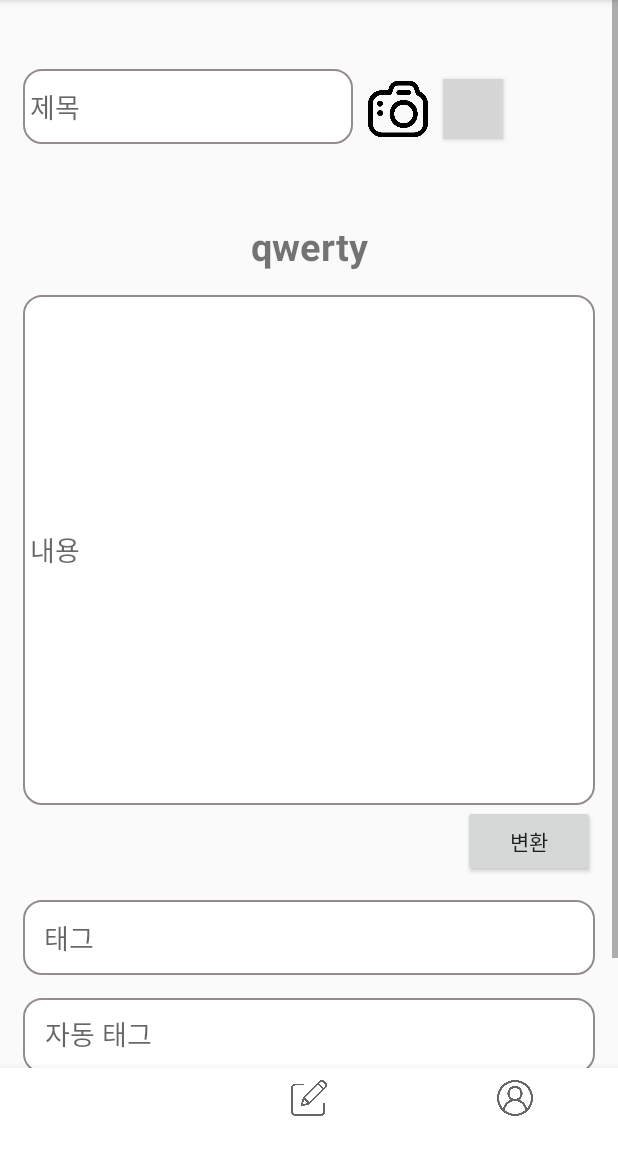
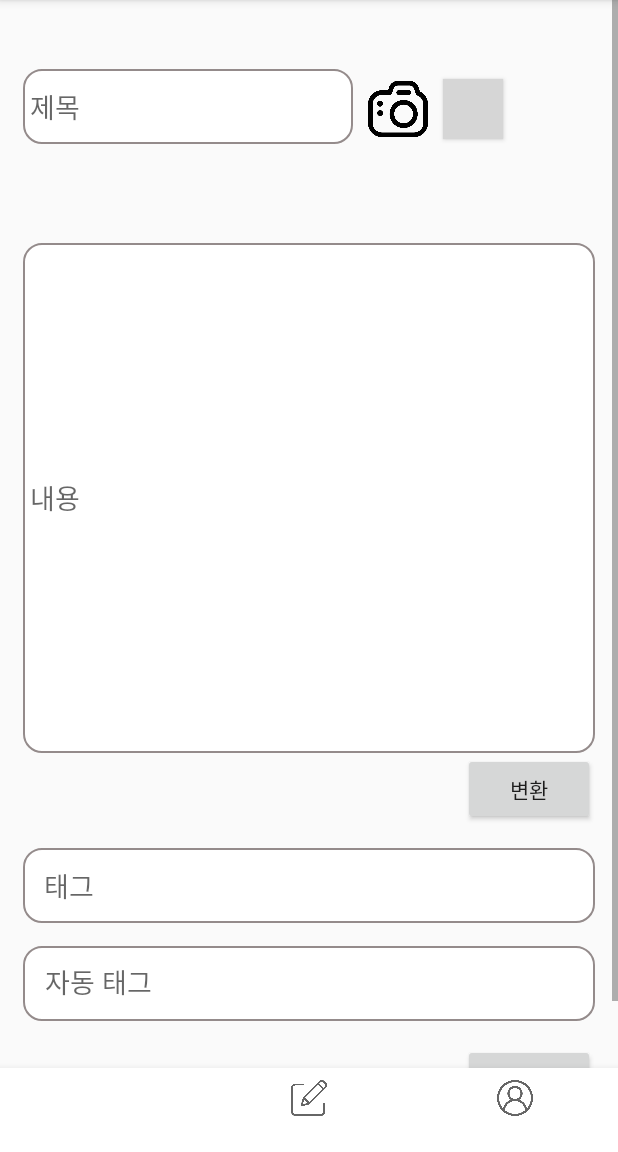
Before and after one commit to sgtlee99/CAFEIN_APP, an Android app: the fragment WritingFragment placed in its activity, on a phone screen of 412 x 824 dp, the part 84-1236 px from its top. Run offline under Robolectric (Android 15) with nearby library versions, the light colour scheme and no system bars; our stand-ins replace Room's generated code; pictures from the network do not load; grey boxes are pictures that could not be loaded.

Commit message:
아몰랑 8월 마지막날

```diff
--- a/app/src/main/java/DB_Dao_Helper/Post_Write.kt
+++ b/app/src/main/java/DB_Dao_Helper/Post_Write.kt
@@ -5,7 +5,6 @@ class Post_Write {
 //    var 이미지
     var content : String? = null
     var tag : String? = null
-    //유저 정보 함께 넘겨야?
     var username : String? = null
 }
 
--- a/app/src/main/java/DB_Dao_Helper/RetrofitBuilder.kt
+++ b/app/src/main/java/DB_Dao_Helper/RetrofitBuilder.kt
@@ -19,7 +19,7 @@ object RetrofitBuilder {
 
     init {
         val retrofit = Retrofit.Builder()
-            .baseUrl("http://172.26.13.188:8080")
+            .baseUrl("http://172.26.8.129:8080")//아이피 변경되면 같이 변경해줄것
             .addConverterFactory(GsonConverterFactory.create(gson))//Gson을 역직렬화
 //            .addConverterFactory(ScalarsConverterFactory.create())
             .build()
--- a/app/src/main/java/com/example/cafein_app/ResultActivity.kt
+++ b/app/src/main/java/com/example/cafein_app/ResultActivity.kt
@@ -112,7 +112,7 @@ class ResultActivity : AppCompatActivity() {
             }
 
             override fun onFailure(call: Call<String>, t: Throwable) {
-                Log.d("SHOW_CONNECTION FAILURE : ", t.localizedMessage)
+                Log.d("SHOW_CONNECTION FAILURE : ", "서버 연결 실패${t.localizedMessage}")
             }
         })
     }
--- a/app/src/main/java/com/example/cafein_app/WritingFragment.kt
+++ b/app/src/main/java/com/example/cafein_app/WritingFragment.kt
@@ -142,13 +142,6 @@ class WritingFragment : Fragment() {
 
         val view = inflater.inflate(R.layout.fragment_writing, container, false)
 
-        //객체생성
-        val textMessage: TextView = view.findViewById(R.id.message_text)
-        //넘어온 메시지 변수에 담기
-        val message: String? = this.arguments?.getString("id")
-        //메시지 텍스트 뷰에 담기
-        textMessage.text = message
-
         return binding.root
         return view
     }
@@ -212,12 +205,9 @@ class WritingFragment : Fragment() {
         complete_button?.setOnClickListener {
 
             var post_up = Post_Write()
-
-
             var title = input_post_title.text.toString()    //제목
             //사진이 들어가야함
             //var post img
-            //
             var contents = input_post_contents.text.toString()  //내용
             //태그들
             var direct_tag = input_direct_tag.text.toString()
@@ -258,7 +248,25 @@ class WritingFragment : Fragment() {
             }
         })
     }
-
+//
+//    private fun Post_Upl(post_up: Post_Write) {
+//        val call = RetrofitBuilder.post_api.getPostResponse(post_up)
+//        call.enqueue(object : Callback<String> {
+//            override fun onResponse(call: Call<String>, response: Response<String>) {
+//                if (response.isSuccessful) {
+//                    Log.d("SHOW_RESPONSE : ", response.body().toString())
+//                    Toast.makeText(context, "[글 작성 완료]", Toast.LENGTH_SHORT).show()
+//                    toHomeActivity()
+//                } else {
+//                    Log.d("SHOW_RESPONSE : ", "POST UPLOAD FAILURE")
+//                }
+//            }
+//
+//            override fun onFailure(call: Call<String>, t: Throwable) {
+//                Log.d("SHOW_CONNECTION FAILURE : ", t.localizedMessage)
+//            }
+//        })
+//    }
 
     private fun getTags(text: String): Sequence<MatchResult> {
         /*
--- a/app/src/main/res/layout/fragment_writing.xml
+++ b/app/src/main/res/layout/fragment_writing.xml
@@ -59,14 +59,6 @@
 					android:layout_marginTop="15dp"
 					android:layout_margin="25dp"
 					android:layout_centerHorizontal="true"/>
-			<TextView
-					android:layout_width="match_parent"
-					android:layout_height="wrap_content"
-					android:id="@+id/message_text"
-					android:textSize="25sp"
-					android:gravity="center"
-					android:text="qwerty"
-					android:textStyle="bold"/>
 
 			<EditText
 					android:layout_width="match_parent"
```
Also changed, not shown: app/src/main/java/DB_Dao_Helper/Post_API.kt (+11 -1 lines), app/src/main/java/com/example/cafein_app/LoginActivity.kt (+11 -10 lines).
